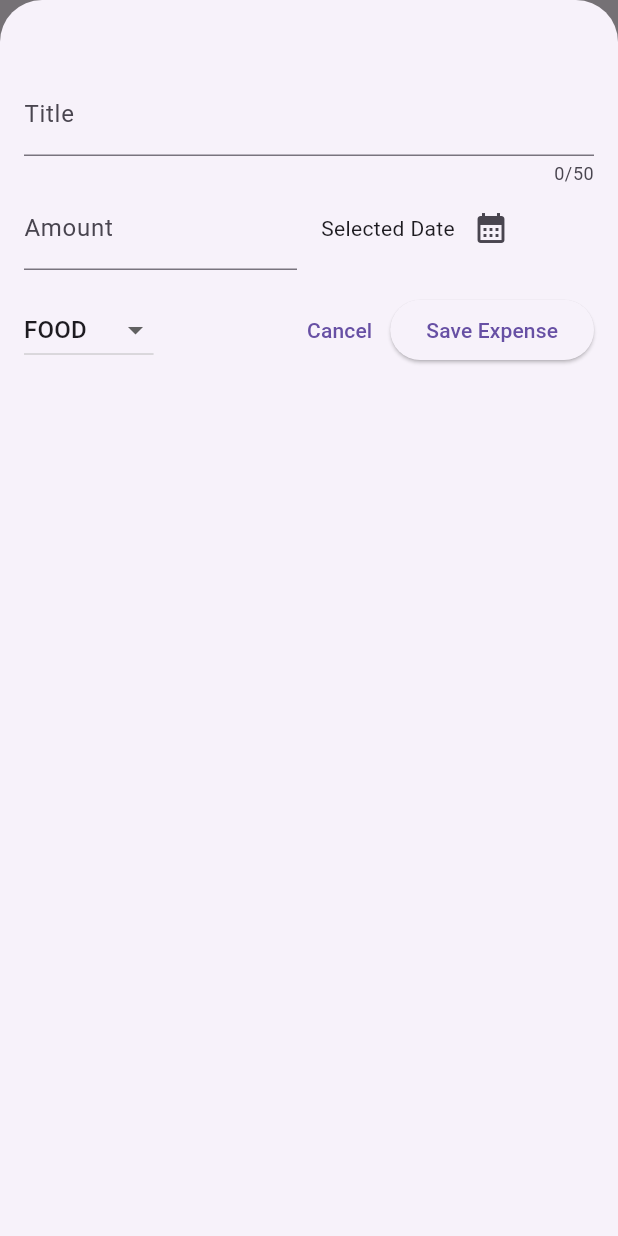
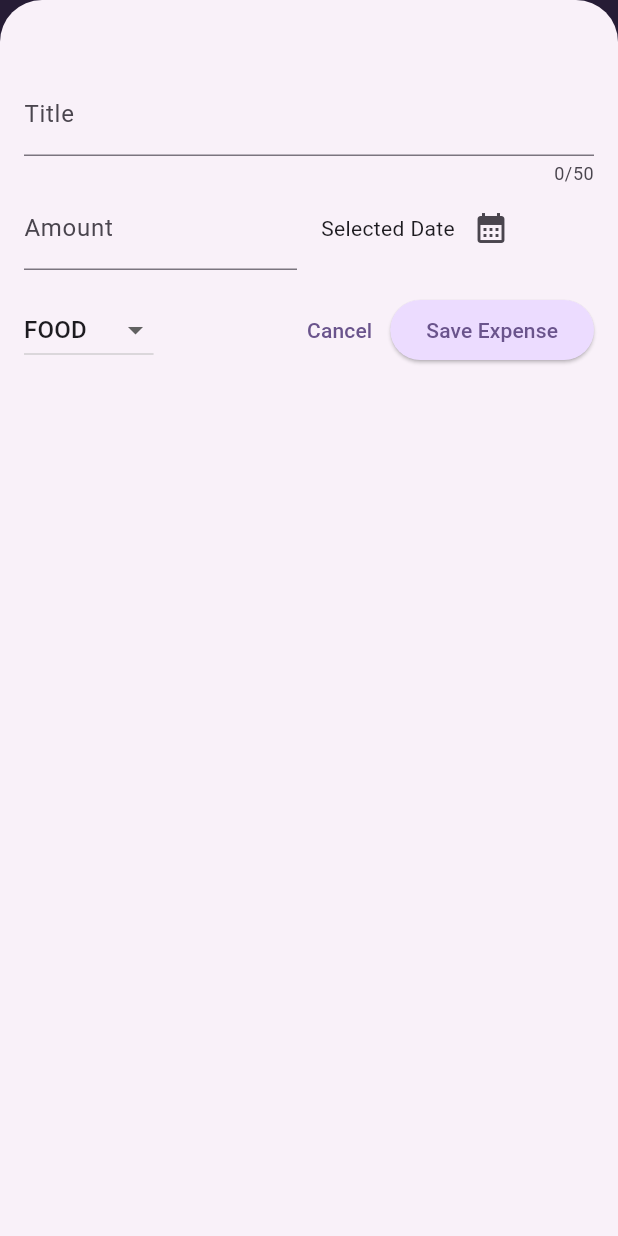
Before and after one commit to BrajeshSanodiya/ExpenseReporter, a Flutter app: the screen it shows after launch, after a tap on the "add" icon, on a phone screen of 412 x 824 dp. Run offline on Flutter 3.47's test engine with Material 3 defaults, Android fonts, the phone set to English and light mode, and no system bars.

Commit message:
theme added

```diff
--- a/lib/main.dart
+++ b/lib/main.dart
@@ -2,11 +2,57 @@
 import 'package:flutter/material.dart';
 //import 'package:package_info_plus/package_info_plus.dart';
 
+
+
+var kColorScheme = ColorScheme.fromSeed(seedColor: const Color.fromARGB(255, 166, 129, 222));
+
+var kDarkColorScheme = ColorScheme.fromSeed(
+  brightness: Brightness.dark,
+  seedColor: const Color.fromARGB(255, 85, 144, 153));
 void main() {
-
   String textVersion = "1.0.0";
   // final packageInfo = await PackageInfo.fromPlatform();
   // textVersion = "App version: V${packageInfo.version}";
 
-  runApp(MaterialApp(home: SplashScreen(txtVersion:textVersion)));
+
+runApp(MaterialApp(
+
+
+  darkTheme: ThemeData.dark().copyWith(colorScheme: kDarkColorScheme,
+   cardTheme: const CardTheme().copyWith(
+      color: kDarkColorScheme.secondaryContainer,
+      margin: const EdgeInsets.symmetric(horizontal: 16, vertical: 8)
+    ),
+    elevatedButtonTheme: ElevatedButtonThemeData(
+      style: ElevatedButton.styleFrom(
+        backgroundColor: kDarkColorScheme.primaryContainer,
+        foregroundColor: kDarkColorScheme.onPrimaryContainer,
+      )
+    ),
+  ),
+
+  theme: ThemeData().copyWith(
+    colorScheme:kColorScheme,
+    appBarTheme: const AppBarTheme().copyWith(
+      backgroundColor: kColorScheme.onPrimaryContainer,
+      foregroundColor: kColorScheme.primaryContainer
+    ),
+    cardTheme: const CardTheme().copyWith(
+      color: kColorScheme.secondaryContainer,
+      margin: const EdgeInsets.symmetric(horizontal: 16, vertical: 8)
+    ),
+    elevatedButtonTheme: ElevatedButtonThemeData(
+      style: ElevatedButton.styleFrom(
+        backgroundColor: kColorScheme.primaryContainer,
+      )
+    ),
+    textTheme: ThemeData().textTheme.copyWith(
+      titleLarge: TextStyle(fontWeight: FontWeight.normal,
+      color: kColorScheme.onSecondaryContainer,
+      fontSize: 22
+      )
+    )
+  ),
+  themeMode: ThemeMode.system,
+  home: SplashScreen(txtVersion: textVersion)));
 }
--- a/lib/widgets/expenses_list/expenses_item.dart
+++ b/lib/widgets/expenses_list/expenses_item.dart
@@ -12,8 +12,9 @@
       padding:
           const EdgeInsets.symmetric(horizontal: 20, vertical: 16), //.all(8.0),
       child: Column(
+        crossAxisAlignment: CrossAxisAlignment.start,
         children: [
-          Text(expense.title,textAlign: TextAlign.left,),
+          Text(expense.title,style: Theme.of(context).textTheme.titleMedium),
           const SizedBox(
             height: 6,
           ),
--- a/lib/widgets/expenses_list/expenses_list.dart
+++ b/lib/widgets/expenses_list/expenses_list.dart
@@ -15,6 +15,10 @@
     return ListView.builder(itemCount: expenses.length, itemBuilder: ((context, index) {
         return Dismissible(
           key: ValueKey(expenses[index]),
+          background: Container(
+            color: Theme.of(context).colorScheme.error.withAlpha(180),
+            margin: EdgeInsets.symmetric(horizontal: Theme.of(context).cardTheme.margin!.horizontal),
+          ),
           onDismissed: (direction) {
             removeExpenses(expenses[index]);
           },
```
Also changed, not shown: 4 other files.
